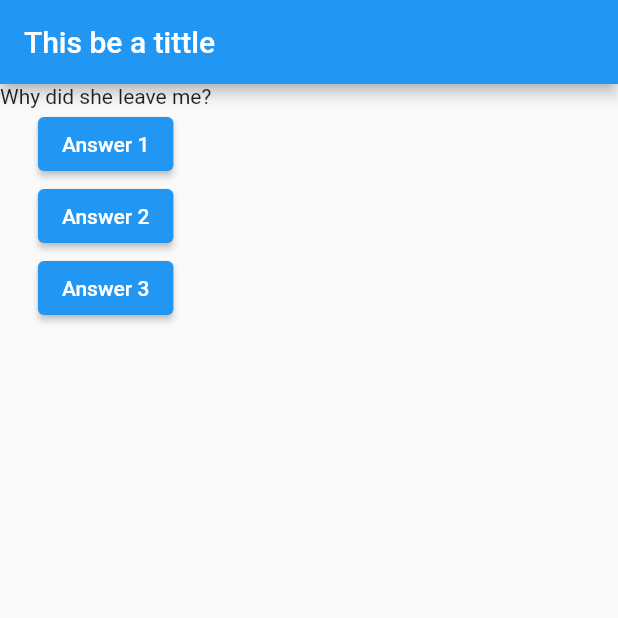
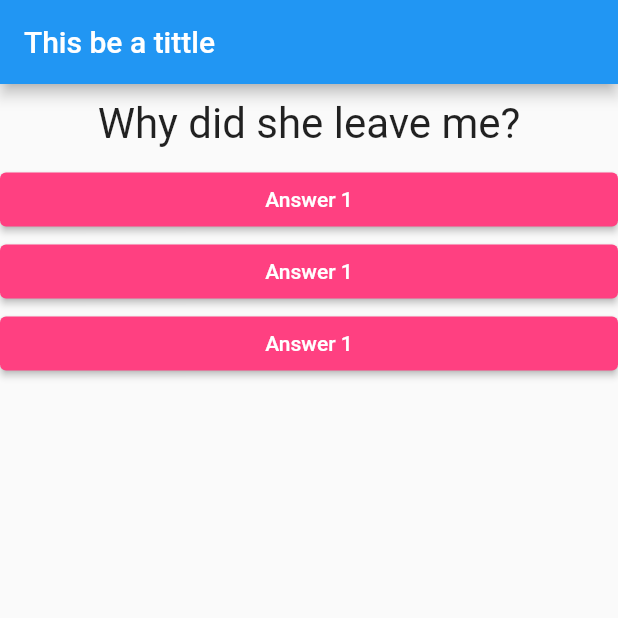
Before and after one commit to hyperinactive/dd, a Flutter app: the screen it shows after launch, on a phone screen of 412 x 824 dp, the top half of it. Run offline on Flutter 3.47's test engine with Material 2 defaults, Android fonts, the phone set to English and light mode, and no system bars.

Commit message:
basics_2

```diff
--- /dev/null
+++ b/lib/answer.dart
@@ -0,0 +1,20 @@
+import 'package:flutter/material.dart';
+
+// expecting a callback function to call onPress
+// pointer to a function
+class Answer extends StatelessWidget {
+  final Function selectHandler;
+
+  Answer(this.selectHandler);
+  @override
+  Widget build(BuildContext context) {
+    return Container(
+        width: double.infinity,
+        child: ElevatedButton(
+          child: Text('Answer 1'),
+          onPressed: selectHandler,
+          style: ButtonStyle(
+              backgroundColor: MaterialStateProperty.all(Colors.pinkAccent)),
+        ));
+  }
+}
--- a/lib/main.dart
+++ b/lib/main.dart
@@ -1,20 +1,11 @@
 import 'package:flutter/material.dart';
+import './questions.dart';
+import './answer.dart';
 
 void main() {
   runApp(MyApp());
 }
 
-// types of widgets:
-// Output/Input
-// Layout and Control
-// Container
-
-// doesn't expect to have a state of any kind, doesn't rerender based on internal state
-// class MyApp extends StatelessWidget {
-
-// Stateful widget consists of 2 classes
-// createState implementation should return the linked state of the widget
-// build and all of the state data stays in the state class
 class MyApp extends StatefulWidget {
   @override
   State<StatefulWidget> createState() {
@@ -25,17 +16,10 @@ class MyApp extends StatefulWidget {
   }
 }
 
-// secondary class of the stateful app which contains the internal state
-// extends State
-// State is a generic class and we need to point to our Stateful class to attach it
-// <pointerToTheClass>
 class _MyAppState extends State<MyApp> {
   int _questionIndex = 0;
 
   void _answer() {
-    // the UI elements won't rerender unless we change the state
-    // to change it, use the setState() method, react stuff
-    // setState -> build (of the class that has it), rerenders stuff that only have to do with the state it changes
     setState(() {
       _questionIndex++;
     });
@@ -44,7 +28,6 @@ class _MyAppState extends State<MyApp> {
 
   @override // java decorator, good practice
   Widget build(BuildContext context) {
-    // default list
     var questions = [
       'Why did she leave me?',
       'How to fix a failing relationship?',
@@ -60,26 +43,13 @@ class _MyAppState extends State<MyApp> {
         // notation good practice <Widget>[]
         body: Column(
           children: [
-            // questions[0] or questions.elementAt(0)
-            Text(questions[_questionIndex]),
-            // RaisedButton in the prev version of flutter
-            // onPressed callback function child: Widget to render
-            // javascript stuff: passing a ref to the function, no the invocation
-            // answer > answer()
+            // Text(questions[_questionIndex]),
+            // now that Question widget is created, replace Text with it
+            Question(questions[_questionIndex]),
 
-            // again, anonymous vs named functions, shorthand and the long one
-            ElevatedButton(onPressed: _answer, child: Text('Answer 1')),
-            ElevatedButton(
-                // onPressed: () => print('Answered the second question'),
-                onPressed: _answer,
-                child: Text('Answer 2')),
-            ElevatedButton(
-                // onPressed: () {
-                //   print('Answered');
-                //   print('Answered twice');
-                // },
-                onPressed: _answer,
-                child: Text('Answer 3')),
+            Answer(_answer),
+            Answer(_answer),
+            Answer(_answer),
           ],
         ),
       ),
--- /dev/null
+++ b/lib/questions.dart
@@ -0,0 +1,44 @@
+import 'package:flutter/material.dart';
+
+class Question extends StatelessWidget {
+  // because the propery of this stateless widget CAN be changed
+  // need the keyword "final", simialr to const in C++
+  // promising not to change props
+
+  // not to be confused with input data, as a fresh instance is created; prop assigned and doesn't change from then on
+  final String questionText;
+
+  Question(this.questionText);
+  @override
+  Widget build(BuildContext context) {
+    // styling is done via Style classes
+    // container = div
+    return Container(
+      width: double
+          .infinity, // 100% width; need it to center text; by default text only takes as much text as it needs
+      // top, bot, right, combined etc... werid naming though
+      margin: EdgeInsets.all(10),
+      child: Text(
+        questionText,
+        style: TextStyle(fontSize: 28),
+        // text is aligned via TextAlign (.center is predefined position prop gotten from it, enum)
+        textAlign: TextAlign.center,
+      ),
+    );
+  }
+}
+
+// unrelated to the code itself, a dart feature
+// allows use of multiple constructors, can be handy when instantiating an object with some predefined properties
+
+// class Person {
+//   String name;
+//   int age;
+//   Person({this.name, this.age});
+//   Person.boomer(this.name) {
+//     age = 30;
+//   }
+// }
+
+// Person p0 = Person(name: 'Zoomer', age: 15);
+// Person p1 = Person.boomer('BBoomer');
```
